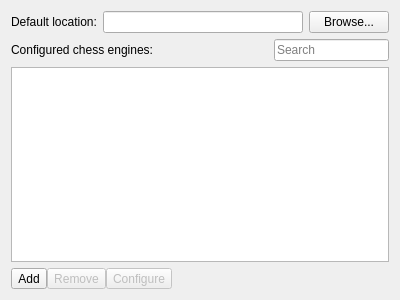
Old version of the form projects/gui/ui/enginemanagementwidget.ui in the repository cutechess/cutechess.
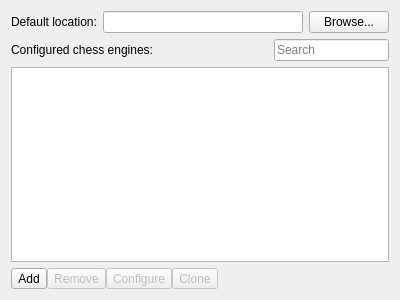
New version of the form. Icons and pictures are not drawn.

Commit message: Copy (and modify) configurations in settings list of engines (GUI)

```diff
--- a/projects/gui/ui/enginemanagementwidget.ui
+++ b/projects/gui/ui/enginemanagementwidget.ui
@@ -125,6 +125,23 @@
        </property>
       </widget>
      </item>
+     <item>
+      <widget class="QToolButton" name="m_cloneBtn">
+       <property name="enabled">
+        <bool>false</bool>
+       </property>
+       <property name="toolTip">
+        <string>Clone &amp; modify selected engine configuration</string>
+       </property>
+       <property name="text">
+        <string>Clone</string>
+       </property>
+       <property name="icon">
+        <iconset resource="../res/icons/icons.qrc">
+         <normaloff>:/icons/toolbutton/clone_16x16.png</normaloff>:/icons/toolbutton/clone_16x16.png</iconset>
+       </property>
+      </widget>
+     </item>
      <item>
       <spacer name="horizontalSpacer">
        <property name="orientation">
```
The commit also changes 4 other files.
